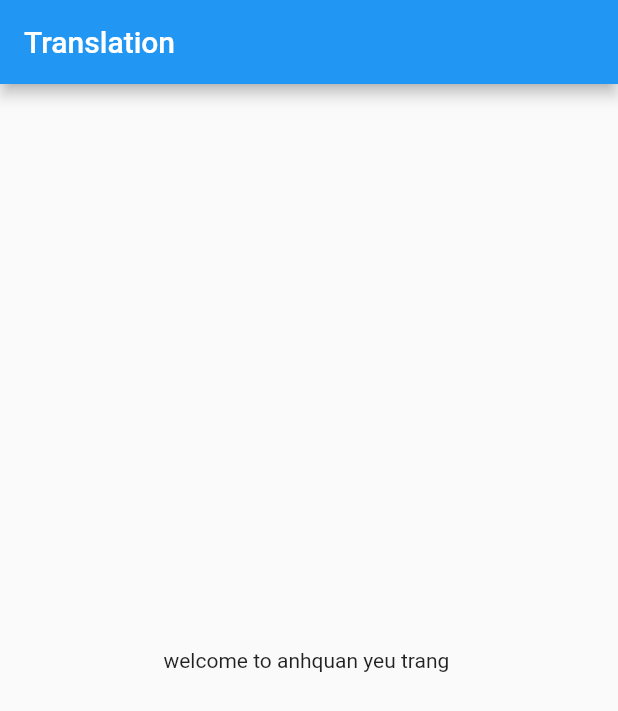
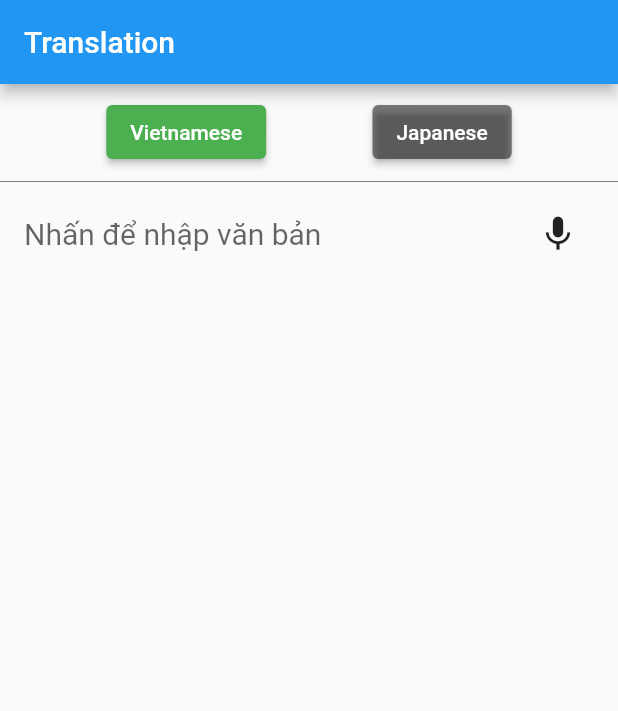
Before and after one commit to anhquantr123/speech_text, a Flutter app: the screen it shows after launch, on a phone screen of 412 x 824 dp. Shown: the top 711 px of the screen. Run offline on Flutter 3.47's test engine with Material 2 defaults, Android fonts, the phone set to English and light mode, and no system bars; our stand-ins replace speech_to_text; missing offline and left inert: translator.

Commit message:
design input

```diff
--- a/lib/main.dart
+++ b/lib/main.dart
@@ -1,6 +1,7 @@
 import 'package:flutter/material.dart';
 import 'package:flutter/widgets.dart';
 import 'package:speech_text/screens/home/home_screen.dart';
+import 'package:speech_text/screens/splashScreen/splash_screen.dart';
 import 'package:speech_to_text/speech_recognition_result.dart';
 import 'package:speech_to_text/speech_to_text.dart';
 import 'package:translator/translator.dart';
@@ -14,10 +15,10 @@ class MyApp extends StatelessWidget {
 
   @override
   Widget build(BuildContext context) {
-    return MaterialApp(
+    return const MaterialApp(
       debugShowCheckedModeBanner: false,
       title: 'Flutter Demo',
-      home: HomeScreen(),
+      home: SplashScreen(),
     );
   }
 }
--- a/lib/screens/home/home_screen.dart
+++ b/lib/screens/home/home_screen.dart
@@ -1,21 +1,150 @@
 import 'package:flutter/material.dart';
+import 'package:speech_to_text/speech_to_text.dart';
 
 class HomeScreen extends StatefulWidget {
-  HomeScreen({Key? key}) : super(key: key);
+  const HomeScreen({Key? key}) : super(key: key);
 
   @override
   _HomeScreenState createState() => _HomeScreenState();
 }
 
 class _HomeScreenState extends State<HomeScreen> {
+  // ignore: unused_field
+  late bool _isSelectVietnamese = true;
+  late FocusNode _inputTextFocus;
+  late final SpeechToText _speechToText = SpeechToText();
+  late bool _speechEnabled = false;
+  late String _resultText = '';
+
+  @override
+  void initState() {
+    super.initState();
+    _inputTextFocus = FocusNode();
+  }
+
+  @override
+  void dispose() {
+    super.dispose();
+    _inputTextFocus.dispose();
+  }
+
+  void chooseLanguage(String key) {
+    if (key == "vietnamese") {
+      setState(() {
+        _isSelectVietnamese = true;
+      });
+    } else {
+      setState(() {
+        _isSelectVietnamese = false;
+      });
+    }
+  }
+
   @override
   Widget build(BuildContext context) {
+    Size size = MediaQuery.of(context).size;
     return Scaffold(
       appBar: AppBar(
         title: const Text("Translation"),
       ),
-      body: const Center(
-        child: Text("welcome to anhquan yeu trang "),
+      body: SingleChildScrollView(
+        child: Column(
+          children: [
+            selectLanguageTranslation(),
+            Divider(
+              height: 2,
+              color: Colors.black.withOpacity(0.5),
+            ),
+            inputTextCustom(size)
+          ],
+        ),
+      ),
+    );
+  }
+
+  Padding selectLanguageTranslation() {
+    return Padding(
+      padding: const EdgeInsets.symmetric(vertical: 8),
+      child: Row(
+        mainAxisAlignment: MainAxisAlignment.spaceEvenly,
+        children: [
+          Flexible(
+              flex: 1,
+              child: ElevatedButton(
+                  style: ButtonStyle(
+                      backgroundColor: _isSelectVietnamese == true
+                          ? MaterialStateProperty.all<Color>(Colors.green)
+                          : MaterialStateProperty.all<Color>(
+                              Colors.black.withOpacity(0.5))),
+                  onPressed: () {
+                    chooseLanguage("vietnamese");
+                  },
+                  child: const Text("Vietnamese"))),
+          Flexible(
+              flex: 1,
+              child: ElevatedButton(
+                  style: ButtonStyle(
+                      backgroundColor: _isSelectVietnamese == false
+                          ? MaterialStateProperty.all<Color>(Colors.green)
+                          : MaterialStateProperty.all<Color>(
+                              Colors.black.withOpacity(0.5))),
+                  onPressed: () {
+                    chooseLanguage("japanese");
+                  },
+                  child: const Text("Japanese")))
+        ],
+      ),
+    );
+  }
+
+  Padding inputTextCustom(Size size) {
+    return Padding(
+      padding: const EdgeInsets.symmetric(horizontal: 16, vertical: 10),
+      child: Row(
+        mainAxisAlignment: MainAxisAlignment.spaceBetween,
+        children: [
+          SizedBox(
+            width: size.width * 0.75,
+            child: _isSelectVietnamese
+                ? TextField(
+                    keyboardType: TextInputType.multiline,
+                    maxLines: null,
+                    autofocus: false,
+                    focusNode: _inputTextFocus,
+                    style: const TextStyle(fontSize: 20),
+                    decoration: const InputDecoration(
+                      border: InputBorder.none,
+                      hintText: "Nhấn để nhập văn bản ",
+                    ),
+                  )
+                : TextField(
+                    keyboardType: TextInputType.multiline,
+                    maxLines: null,
+                    autofocus: false,
+                    focusNode: _inputTextFocus,
+                    style: const TextStyle(fontSize: 20),
+                    decoration: const InputDecoration(
+                      border: InputBorder.none,
+                      hintText: "タップしてテキストを入力",
+                    ),
+                  ),
+          ),
+          _inputTextFocus.hasFocus == true
+              ? IconButton(
+                  onPressed: () {
+                    _inputTextFocus.unfocus();
+                  },
+                  icon: const Icon(
+                    Icons.close_rounded,
+                    size: 28,
+                  ))
+              : IconButton(
+                  onPressed: () {},
+                  icon: const Icon(
+                    Icons.mic,
+                    size: 28,
+                  )),
+        ],
       ),
     );
   }
--- a/lib/screens/splashScreen/splash_screen.dart
+++ b/lib/screens/splashScreen/splash_screen.dart
@@ -1,4 +1,7 @@
+import 'dart:async';
+
 import 'package:flutter/material.dart';
+import 'package:speech_text/screens/home/home_screen.dart';
 
 class SplashScreen extends StatefulWidget {
   const SplashScreen({Key? key}) : super(key: key);
@@ -9,7 +12,32 @@ class SplashScreen extends StatefulWidget {
 
 class _SplashScreenState extends State<SplashScreen> {
   @override
+  void initState() {
+    super.initState();
+    Timer(const Duration(milliseconds: 2000), () {
+      Navigator.pushReplacement(
+          context, MaterialPageRoute(builder: (context) => const HomeScreen()));
+    });
+  }
+
+  @override
   Widget build(BuildContext context) {
-    return Container();
+    return Scaffold(
+      body: Center(
+        child: Column(
+          mainAxisAlignment: MainAxisAlignment.center,
+          children: [
+            Image.asset(
+              "assets/images/logo3.png",
+              height: 200,
+              width: 200,
+            ),
+            const SizedBox(
+              height: 200,
+            )
+          ],
+        ),
+      ),
+    );
   }
 }
```
Also changed, not shown: pubspec.yaml (+6 -32 lines), assets/images/logo3.png (added), pubspec.lock.
